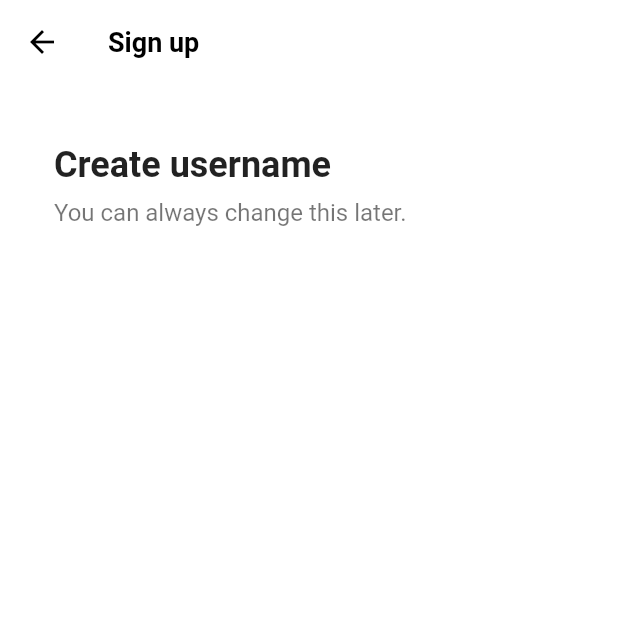
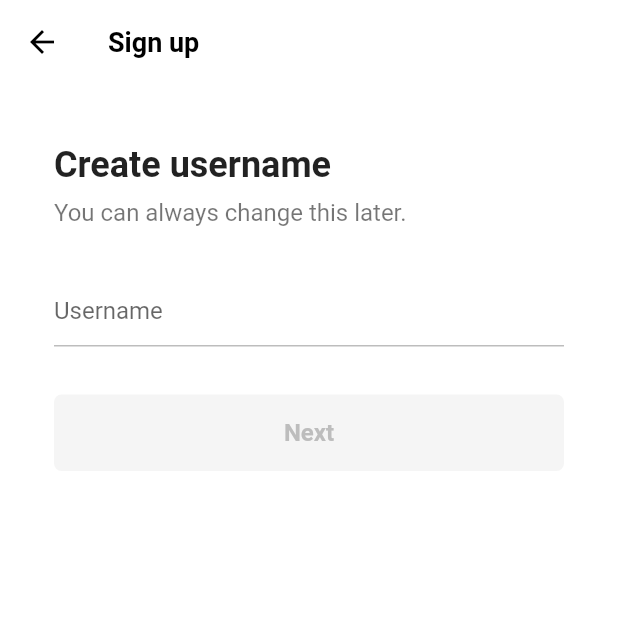
Before and after one commit to daveg7lee/tiktok_clone, a Flutter app: the screen it shows after launch, after a tap on "Use email & password", on a phone screen of 412 x 824 dp, the top half of it. Run offline on Flutter 3.47's test engine with Material 2 defaults, Android fonts, the phone set to English and light mode, and no system bars; our stand-ins replace font_awesome_flutter.

Commit message:
#4.4 Username Screen

```diff
--- a/lib/features/authentication/email_screen.dart
+++ b/lib/features/authentication/email_screen.dart
@@ -1,42 +0,0 @@
-import 'package:flutter/material.dart';
-import 'package:tiktok_clone/constants/gaps.dart';
-import 'package:tiktok_clone/constants/sizes.dart';
-
-class EmailScreen extends StatelessWidget {
-  const EmailScreen({super.key});
-
-  @override
-  Widget build(BuildContext context) {
-    return Scaffold(
-      appBar: AppBar(
-        title: const Text(
-          "Sign up",
-        ),
-      ),
-      body: Padding(
-        padding: const EdgeInsets.symmetric(horizontal: Sizes.size36),
-        child: Column(
-          crossAxisAlignment: CrossAxisAlignment.start,
-          children: const [
-            Gaps.v40,
-            Text(
-              "Create username",
-              style: TextStyle(
-                fontSize: Sizes.size24,
-                fontWeight: FontWeight.w700,
-              ),
-            ),
-            Gaps.v8,
-            Text(
-              "You can always change this later.",
-              style: TextStyle(
-                fontSize: Sizes.size16,
-                color: Colors.black54,
-              ),
-            )
-          ],
-        ),
-      ),
-    );
-  }
-}
--- a/lib/features/authentication/sign_up_screen.dart
+++ b/lib/features/authentication/sign_up_screen.dart
@@ -2,8 +2,8 @@ import 'package:flutter/material.dart';
 import 'package:font_awesome_flutter/font_awesome_flutter.dart';
 import 'package:tiktok_clone/constants/gaps.dart';
 import 'package:tiktok_clone/constants/sizes.dart';
-import 'package:tiktok_clone/features/authentication/email_screen.dart';
 import 'package:tiktok_clone/features/authentication/login_screen.dart';
+import 'package:tiktok_clone/features/authentication/username_screen.dart';
 import 'package:tiktok_clone/features/authentication/widgets/auth_button.dart';
 
 class SignUpScreen extends StatelessWidget {
@@ -20,7 +20,7 @@ class SignUpScreen extends StatelessWidget {
   void _onEmailTap(BuildContext context) {
     Navigator.of(context).push(
       MaterialPageRoute(
-        builder: (context) => const EmailScreen(),
+        builder: (context) => const UsernameScreen(),
       ),
     );
   }
--- a/lib/features/authentication/username_screen.dart
+++ b/lib/features/authentication/username_screen.dart
@@ -0,0 +1,106 @@
+import 'package:flutter/material.dart';
+import 'package:tiktok_clone/constants/gaps.dart';
+import 'package:tiktok_clone/constants/sizes.dart';
+
+class UsernameScreen extends StatefulWidget {
+  const UsernameScreen({super.key});
+
+  @override
+  State<UsernameScreen> createState() => _UsernameScreenState();
+}
+
+class _UsernameScreenState extends State<UsernameScreen> {
+  final TextEditingController _usernameController = TextEditingController();
+
+  String _username = "";
+
+  @override
+  void initState() {
+    super.initState();
+
+    _usernameController.addListener(
+      () {
+        setState(() {
+          _username = _usernameController.text;
+        });
+      },
+    );
+  }
+
+  @override
+  Widget build(BuildContext context) {
+    return Scaffold(
+      appBar: AppBar(
+        title: const Text(
+          "Sign up",
+        ),
+      ),
+      body: Padding(
+        padding: const EdgeInsets.symmetric(horizontal: Sizes.size36),
+        child: Column(
+          crossAxisAlignment: CrossAxisAlignment.start,
+          children: [
+            Gaps.v40,
+            const Text(
+              "Create username",
+              style: TextStyle(
+                fontSize: Sizes.size24,
+                fontWeight: FontWeight.w700,
+              ),
+            ),
+            Gaps.v8,
+            const Text(
+              "You can always change this later.",
+              style: TextStyle(
+                fontSize: Sizes.size16,
+                color: Colors.black54,
+              ),
+            ),
+            Gaps.v32,
+            TextField(
+              controller: _usernameController,
+              decoration: InputDecoration(
+                hintText: "Username",
+                enabledBorder: UnderlineInputBorder(
+                  borderSide: BorderSide(
+                    color: Colors.grey.shade400,
+                  ),
+                ),
+                focusedBorder: UnderlineInputBorder(
+                  borderSide: BorderSide(
+                    color: Colors.grey.shade400,
+                  ),
+                ),
+              ),
+              cursorColor: Theme.of(context).primaryColor,
+            ),
+            Gaps.v32,
+            FractionallySizedBox(
+              widthFactor: 1,
+              child: AnimatedContainer(
+                duration: const Duration(milliseconds: 150),
+                padding: const EdgeInsets.symmetric(vertical: Sizes.size16),
+                decoration: BoxDecoration(
+                  borderRadius: BorderRadius.circular(Sizes.size5),
+                  color: _username.isEmpty
+                      ? Colors.grey.shade100
+                      : Theme.of(context).primaryColor,
+                ),
+                child: Text(
+                  "Next",
+                  textAlign: TextAlign.center,
+                  style: TextStyle(
+                      color: _username.isEmpty
+                          ? Colors.grey.shade400
+                          : Colors.white,
+                      fontSize: Sizes.size16,
+                      fontWeight: FontWeight.w600),
+                ),
+              ),
+            )
+          ],
+        ),
+      ),
+    );
+  }
+}
```
